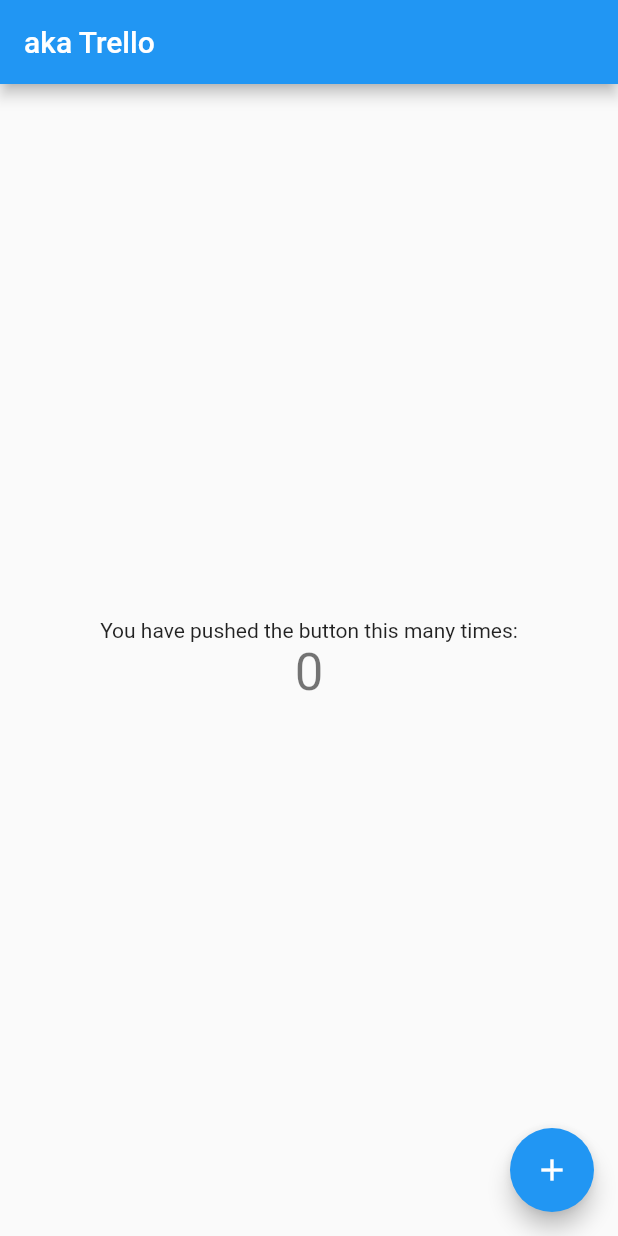
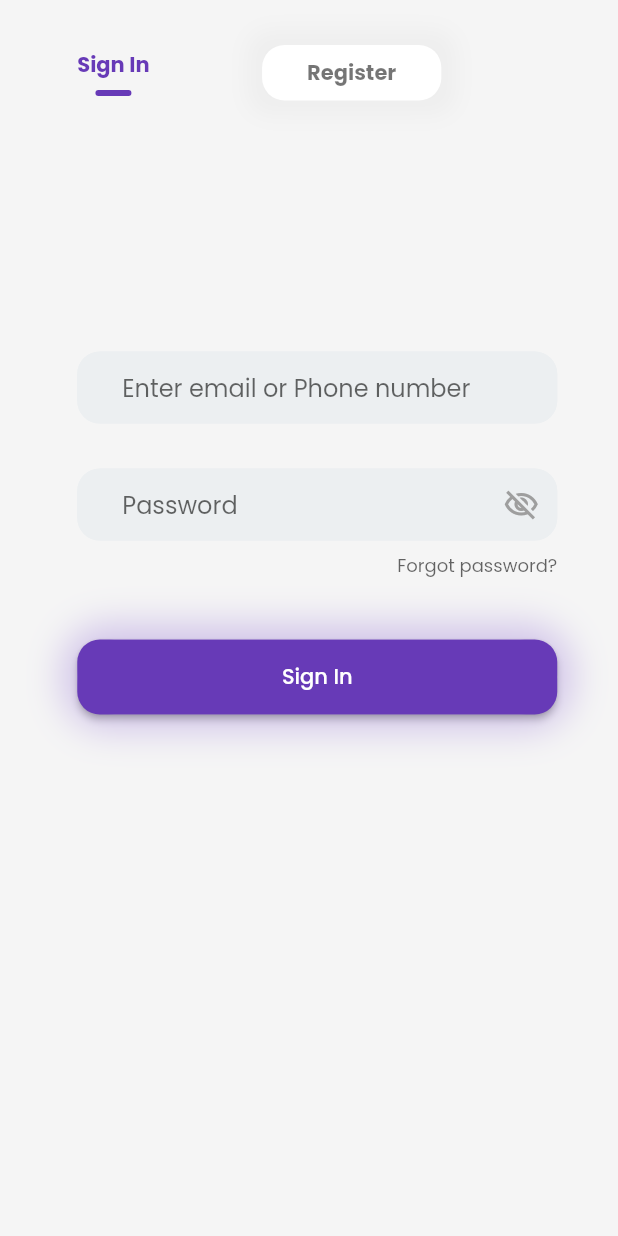
Before and after one commit to MateuszMazurTUL/web-apps-flutter, a Flutter app: the screen it shows after launch, on a phone screen of 412 x 824 dp. Run offline on Flutter 3.47's test engine with Material 2 defaults, Android fonts, the phone set to English and light mode, and no system bars; our stand-ins replace google_fonts.

Commit message:
login page

```diff
--- a/lib/main.dart
+++ b/lib/main.dart
@@ -1,115 +1,257 @@
 import 'package:flutter/material.dart';
+import 'package:flutter/rendering.dart';
+import 'package:google_fonts/google_fonts.dart';
 
 void main() {
-  runApp(const MyApp());
+  runApp(MyApp());
 }
 
 class MyApp extends StatelessWidget {
-  const MyApp({Key? key}) : super(key: key);
-
-  // This widget is the root of your application.
   @override
   Widget build(BuildContext context) {
     return MaterialApp(
-      title: 'Flutter Demo',
       theme: ThemeData(
-        // This is the theme of your application.
-        //
-        // Try running your application with "flutter run". You'll see the
-        // application has a blue toolbar. Then, without quitting the app, try
-        // changing the primarySwatch below to Colors.green and then invoke
-        // "hot reload" (press "r" in the console where you ran "flutter run",
-        // or simply save your changes to "hot reload" in a Flutter IDE).
-        // Notice that the counter didn't reset back to zero; the application
-        // is not restarted.
-        primarySwatch: Colors.blue,
+        textTheme: GoogleFonts.poppinsTextTheme(
+          Theme.of(context).textTheme,
+        ),
       ),
-      home: const MyHomePage(title: 'aka Trello'),
+      title: 'Flutter Login Web',
+      home: LoginPage(),
+      debugShowCheckedModeBanner: false,
     );
   }
 }
 
-class MyHomePage extends StatefulWidget {
-  const MyHomePage({Key? key, required this.title}) : super(key: key);
-
-  // This widget is the home page of your application. It is stateful, meaning
-  // that it has a State object (defined below) that contains fields that affect
-  // how it looks.
-
-  // This class is the configuration for the state. It holds the values (in this
-  // case the title) provided by the parent (in this case the App widget) and
-  // used by the build method of the State. Fields in a Widget subclass are
-  // always marked "final".
-
-  final String title;
-
+class LoginPage extends StatelessWidget {
   @override
-  State<MyHomePage> createState() => _MyHomePageState();
+  Widget build(BuildContext context) {
+    return Scaffold(
+      backgroundColor: Color(0xFFf5f5f5),
+      body: ListView(
+        padding: EdgeInsets.symmetric(
+            horizontal: MediaQuery.of(context).size.width / 8),
+        children: [
+          Menu(),
+          // MediaQuery.of(context).size.width >= 980
+          //     ? Menu()
+          //     : SizedBox(), // Responsive
+          Body()
+        ],
+      ),
+    );
+  }
 }
 
-class _MyHomePageState extends State<MyHomePage> {
-  int _counter = 0;
-
-  void _incrementCounter() {
-    setState(() {
-      // This call to setState tells the Flutter framework that something has
-      // changed in this State, which causes it to rerun the build method below
-      // so that the display can reflect the updated values. If we changed
-      // _counter without calling setState(), then the build method would not be
-      // called again, and so nothing would appear to happen.
-      _counter++;
-    });
+class Menu extends StatelessWidget {
+  @override
+  Widget build(BuildContext context) {
+    return Padding(
+      padding: const EdgeInsets.symmetric(vertical: 30),
+      child: Row(
+        mainAxisAlignment: MainAxisAlignment.spaceBetween,
+        children: [
+          Row(
+            mainAxisAlignment: MainAxisAlignment.start,
+            children: [
+              _menuItem(title: 'Sign In', isActive: true),
+              _registerButton()
+            ],
+          ),
+        ],
+      ),
+    );
   }
 
-  @override
-  Widget build(BuildContext context) {
-    // This method is rerun every time setState is called, for instance as done
-    // by the _incrementCounter method above.
-    //
-    // The Flutter framework has been optimized to make rerunning build methods
-    // fast, so that you can just rebuild anything that needs updating rather
-    // than having to individually change instances of widgets.
-    return Scaffold(
-      appBar: AppBar(
-        // Here we take the value from the MyHomePage object that was created by
-        // the App.build method, and use it to set our appbar title.
-        title: Text(widget.title),
-      ),
-      body: Center(
-        // Center is a layout widget. It takes a single child and positions it
-        // in the middle of the parent.
+  Widget _menuItem({String title = 'Title Menu', isActive = false}) {
+    return Padding(
+      padding: const EdgeInsets.only(right: 75),
+      child: MouseRegion(
+        cursor: SystemMouseCursors.click,
         child: Column(
-          // Column is also a layout widget. It takes a list of children and
-          // arranges them vertically. By default, it sizes itself to fit its
-          // children horizontally, and tries to be as tall as its parent.
-          //
-          // Invoke "debug painting" (press "p" in the console, choose the
-          // "Toggle Debug Paint" action from the Flutter Inspector in Android
-          // Studio, or the "Toggle Debug Paint" command in Visual Studio Code)
-          // to see the wireframe for each widget.
-          //
-          // Column has various properties to control how it sizes itself and
-          // how it positions its children. Here we use mainAxisAlignment to
-          // center the children vertically; the main axis here is the vertical
-          // axis because Columns are vertical (the cross axis would be
-          // horizontal).
-          mainAxisAlignment: MainAxisAlignment.center,
-          children: <Widget>[
-            const Text(
-              'You have pushed the button this many times:',
+          children: [
+            Text(
+              '$title',
+              style: TextStyle(
+                fontWeight: FontWeight.bold,
+                color: isActive ? Colors.deepPurple : Colors.grey,
+              ),
             ),
-            Text(
-              '$_counter',
-              style: Theme.of(context).textTheme.headline4,
+            SizedBox(
+              height: 6,
             ),
+            isActive
+                ? Container(
+                    padding: EdgeInsets.symmetric(horizontal: 12, vertical: 2),
+                    decoration: BoxDecoration(
+                      color: Colors.deepPurple,
+                      borderRadius: BorderRadius.circular(30),
+                    ),
+                  )
+                : SizedBox()
           ],
         ),
       ),
-      floatingActionButton: FloatingActionButton(
-        onPressed: _incrementCounter,
-        tooltip: 'Increment',
-        child: const Icon(Icons.add),
-      ), // This trailing comma makes auto-formatting nicer for build methods.
+    );
+  }
+
+  Widget _registerButton() {
+    return Container(
+      padding: EdgeInsets.symmetric(horizontal: 30, vertical: 8),
+      decoration: BoxDecoration(
+        color: Colors.white,
+        borderRadius: BorderRadius.circular(15),
+        boxShadow: [
+          BoxShadow(
+            color: Colors.grey[200],
+            spreadRadius: 10,
+            blurRadius: 12,
+          ),
+        ],
+      ),
+      child: Text(
+        'Register',
+        style: TextStyle(
+          fontWeight: FontWeight.bold,
+          color: Colors.black54,
+        ),
+      ),
     );
   }
 }
+
+class Body extends StatelessWidget {
+  @override
+  Widget build(BuildContext context) {
+    return Row(
+      mainAxisAlignment: MainAxisAlignment.center,
+      children: [
+        Padding(
+          padding: EdgeInsets.symmetric(
+              vertical: MediaQuery.of(context).size.height / 6),
+          child: Container(
+            width: 320,
+            child: _formLogin(),
+          ),
+        )
+      ],
+    );
+  }
+
+  Widget _formLogin() {
+    return Column(
+      children: [
+        TextField(
+          decoration: InputDecoration(
+            hintText: 'Enter email or Phone number',
+            filled: true,
+            fillColor: Colors.blueGrey[50],
+            labelStyle: TextStyle(fontSize: 12),
+            contentPadding: EdgeInsets.only(left: 30),
+            enabledBorder: OutlineInputBorder(
+              borderSide: BorderSide(color: Colors.blueGrey[50]),
+              borderRadius: BorderRadius.circular(15),
+            ),
+            focusedBorder: OutlineInputBorder(
+              borderSide: BorderSide(color: Colors.blueGrey[50]),
+              borderRadius: BorderRadius.circular(15),
+            ),
+          ),
+        ),
+        SizedBox(height: 30),
+        TextField(
+          decoration: InputDecoration(
+            hintText: 'Password',
+            counterText: 'Forgot password?',
+            suffixIcon: Icon(
+              Icons.visibility_off_outlined,
+              color: Colors.grey,
+            ),
+            filled: true,
+            fillColor: Colors.blueGrey[50],
+            labelStyle: TextStyle(fontSize: 12),
+            contentPadding: EdgeInsets.only(left: 30),
+            enabledBorder: OutlineInputBorder(
+              borderSide: BorderSide(color: Colors.blueGrey[50]),
+              borderRadius: BorderRadius.circular(15),
+            ),
+            focusedBorder: OutlineInputBorder(
+              borderSide: BorderSide(color: Colors.blueGrey[50]),
+              borderRadius: BorderRadius.circular(15),
+            ),
+          ),
+        ),
+        SizedBox(height: 40),
+        Container(
+          decoration: BoxDecoration(
+            color: Colors.white,
+            borderRadius: BorderRadius.circular(30),
+            boxShadow: [
+              BoxShadow(
+                color: Colors.deepPurple[100],
+                spreadRadius: 10,
+                blurRadius: 20,
+              ),
+            ],
+          ),
+          child: ElevatedButton(
+            child: Container(
+                width: double.infinity,
+                height: 50,
+                child: Center(child: Text("Sign In"))),
+            onPressed: () => print("it's pressed"),
+            style: ElevatedButton.styleFrom(
+              primary: Colors.deepPurple,
+              onPrimary: Colors.white,
+              shape: RoundedRectangleBorder(
+                borderRadius: BorderRadius.circular(15),
+              ),
+            ),
+          ),
+        ),
+      ],
+    );
+  }
+
+  Widget _loginWithButton({String image, bool isActive = false}) {
+    return Container(
+      width: 90,
+      height: 70,
+      decoration: isActive
+          ? BoxDecoration(
+              color: Colors.white,
+              boxShadow: [
+                BoxShadow(
+                  color: Colors.grey[300],
+                  spreadRadius: 10,
+                  blurRadius: 30,
+                )
+              ],
+              borderRadius: BorderRadius.circular(15),
+            )
+          : BoxDecoration(
+              borderRadius: BorderRadius.circular(15),
+              border: Border.all(color: Colors.grey[400]),
+            ),
+      child: Center(
+          child: Container(
+        decoration: isActive
+            ? BoxDecoration(
+                color: Colors.white,
+                borderRadius: BorderRadius.circular(35),
+                boxShadow: [
+                  BoxShadow(
+                    color: Colors.grey[400],
+                    spreadRadius: 2,
+                    blurRadius: 15,
+                  )
+                ],
+              )
+            : BoxDecoration(),
+        child: Image.asset(
+          '$image',
+          width: 35,
+        ),
+      )),
+    );
+  }
+}
```
Also changed, not shown: pubspec.yaml (+8 -27 lines), pubspec.lock, 16 other files.
